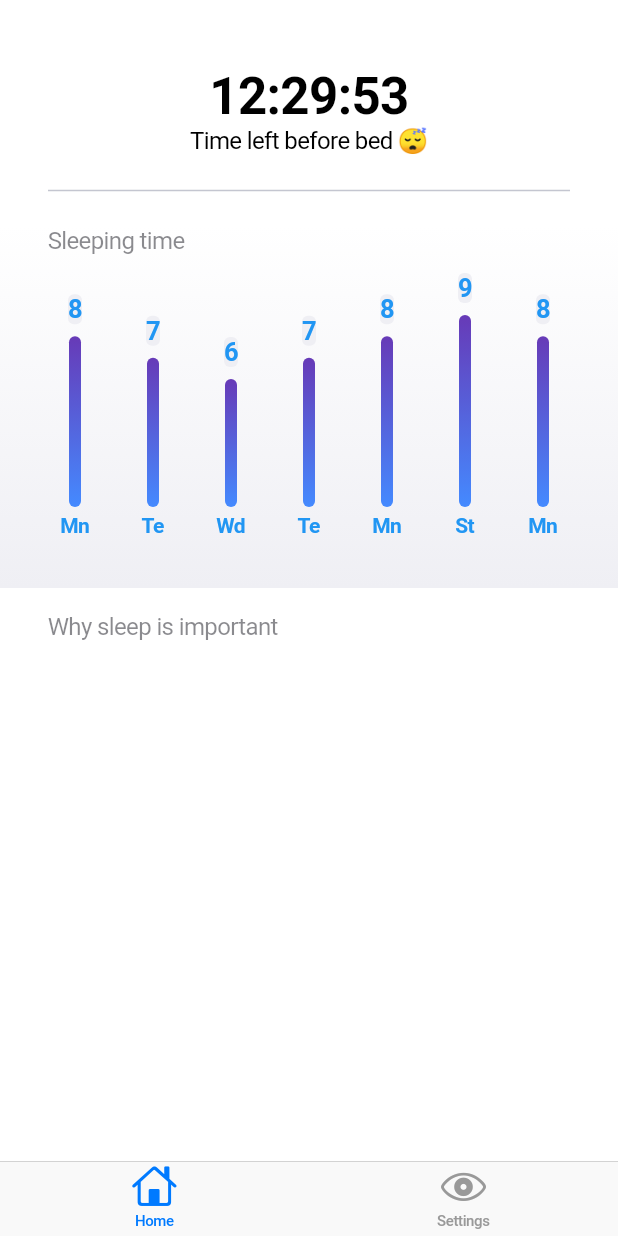
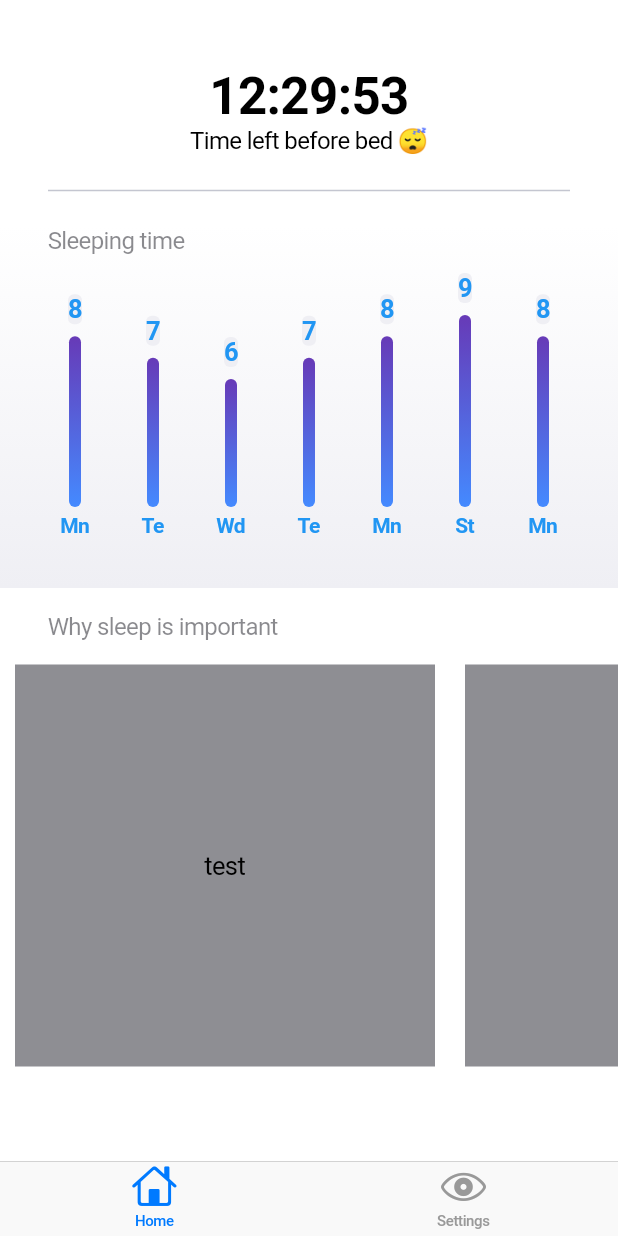
Before and after one commit to ChabanovX/sleep-tracker, a Flutter app: the screen it shows after launch, on a phone screen of 412 x 824 dp. Run offline on Flutter 3.47's test engine with Material 3 defaults, Android fonts, the light colour scheme and no system bars; drawn by our look-alikes of fl_chart; our stand-ins replace flutter_riverpod, hive, hive_flutter; accounts and stored records are empty.

```diff
--- a/sleep_tracker_app/lib/ui/home_page.dart
+++ b/sleep_tracker_app/lib/ui/home_page.dart
@@ -95,16 +95,46 @@
                       child: const Text("Why sleep is important",
                           style: Styles.graySubtitle),
                     ),
-                    // Container(
-                    //   child: ListView(
-                    //     shrinkWrap: true,
-                    //     children: const [
-                    //       Text("asd"),
-                    //       Text("asd"),
-                    //       Text("asd"),
-                    //     ],
-                    //   ),
-                    // )
+                    Container(
+                      height: 300,
+                      width: 600,
+                      child: ListView(
+                        scrollDirection: Axis.horizontal,
+                        children: <Widget>[
+                          Container(
+                            // Widget
+                            width: 300,
+                            padding: EdgeInsets.fromLTRB(10, 16, 10, 16),
+                            child: Container(
+                              color: CupertinoColors.systemGrey,
+                              child: Center(
+                                child: Text("test"),
+                              ),
+                            ),
+                          ),
+                          Container(
+                            width: 300,
+                            padding: EdgeInsets.fromLTRB(10, 16, 10, 16),
+                            child: Container(
+                              color: CupertinoColors.systemGrey,
+                              child: Center(
+                                child: Text("test"),
+                              ),
+                            ),
+                          ),
+                          Container(
+                            width: 300,
+                            padding: EdgeInsets.fromLTRB(10, 16, 10, 16),
+                            child: Container(
+                              color: CupertinoColors.systemGrey,
+                              child: Center(
+                                child: Text("test"),
+                              ),
+                            ),
+                          ),
+                        ],
+                      ),
+                    ),
                   ],
                 ),
               )
```
